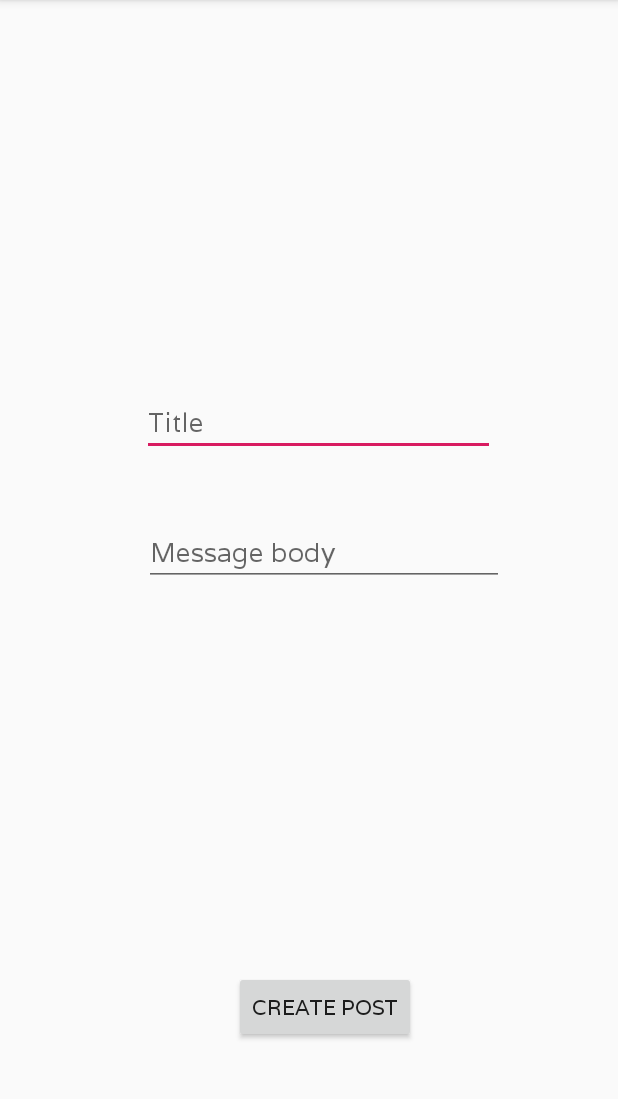
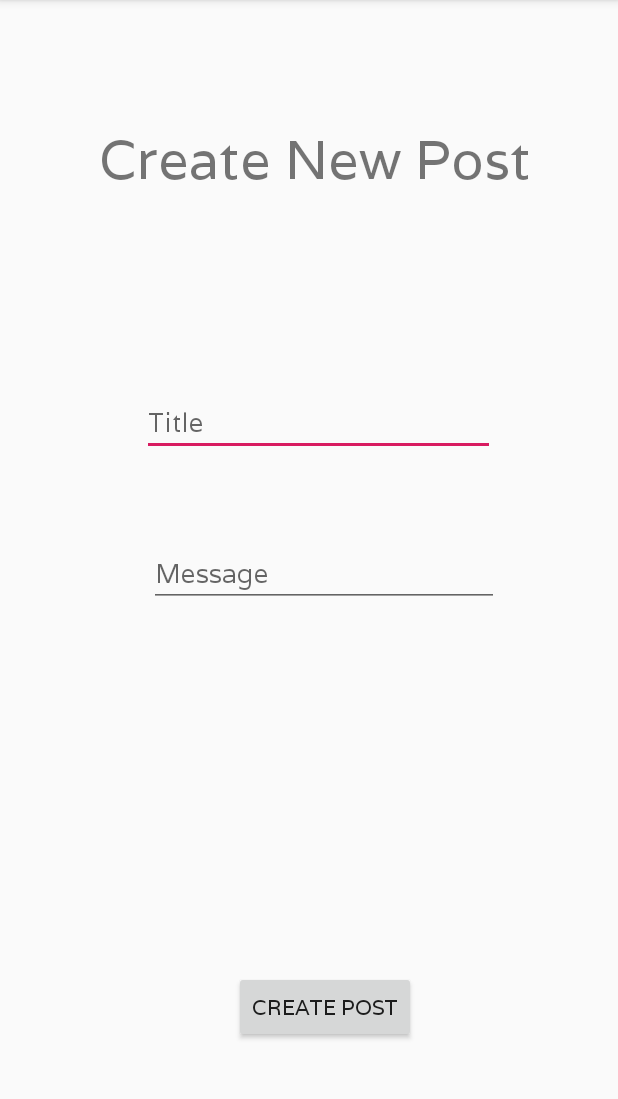
Before and after one commit to flash76/REUNITE, an Android app: the screen it shows after launch (MainActivity), after a tap on "CREATE POST", on a phone screen of 412 x 824 dp, the part 84-1183 px from its top. Run offline under Robolectric (Android 15) with nearby library versions, the phone set to English and light mode, and no system bars; our stand-ins replace Firebase (no records; nobody signed in at launch, a user with empty details on screens opened directly).

```diff
--- a/mandroid/app/src/main/AndroidManifest.xml
+++ b/mandroid/app/src/main/AndroidManifest.xml
@@ -19,10 +19,12 @@
         <activity android:name=".MainActivity" />
         <activity android:name=".LoginActivity">
             <intent-filter>
-            <action android:name="android.intent.action.MAIN" />
+                <action android:name="android.intent.action.MAIN" />
+
                 <category android:name="android.intent.category.LAUNCHER" />
             </intent-filter>
         </activity>
+        <activity android:name=".Main2Activity"></activity>
     </application>
 
 </manifest>
--- /dev/null
+++ b/mandroid/app/src/main/java/guavamangos/reunitemobile/Main2Activity.java
@@ -0,0 +1,13 @@
+package guavamangos.reunitemobile;
+
+import android.support.v7.app.AppCompatActivity;
+import android.os.Bundle;
+
+public class Main2Activity extends AppCompatActivity {
+
+    @Override
+    protected void onCreate(Bundle savedInstanceState) {
+        super.onCreate(savedInstanceState);
+        setContentView(R.layout.activity_main2);
+    }
+}
--- a/mandroid/app/src/main/java/guavamangos/reunitemobile/MainActivity.java
+++ b/mandroid/app/src/main/java/guavamangos/reunitemobile/MainActivity.java
@@ -4,22 +4,37 @@ import android.support.v7.app.AppCompatActivity;
 import android.os.Bundle;
 import android.view.View;
 import android.widget.Button;
+import android.widget.EditText;
 import android.widget.Toast;
+
+import com.google.firebase.database.DatabaseReference;
+import com.google.firebase.database.FirebaseDatabase;
 
 public class MainActivity extends AppCompatActivity {
 
     private Button createPostButton;
 
+    private EditText postTitle;
+    private EditText postBody;
+
     @Override
     protected void onCreate(Bundle savedInstanceState) {
         super.onCreate(savedInstanceState);
         setContentView(R.layout.activity_main);
+
         createPostButton =findViewById(R.id.mainActivityCreatePostButton);
+
+        postTitle = findViewById(R.id.titleET);
+        postBody = findViewById(R.id.messageBodyET);
+
+        FirebaseDatabase database = FirebaseDatabase.getInstance();
+        final DatabaseReference myRef = database.getReference("message");
 
         createPostButton.setOnClickListener(new View.OnClickListener() {
             @Override
             public void onClick(View v) {
                 Toast.makeText(MainActivity.this, "Creating post....", Toast.LENGTH_LONG).show();
+                myRef.setValue("Title: " + postTitle.getText().toString() + " Message: " + postBody.getText().toString());
             }
         });
     }
--- a/mandroid/app/src/main/res/layout/activity_main.xml
+++ b/mandroid/app/src/main/res/layout/activity_main.xml
@@ -41,21 +41,38 @@
         app:layout_constraintTop_toTopOf="parent"
         app:layout_constraintVertical_bias="0.355" />
 
+    <TextView
+        android:id="@+id/textView"
+        android:layout_width="wrap_content"
+        android:layout_height="wrap_content"
+        android:layout_marginStart="8dp"
+        android:layout_marginTop="8dp"
+        android:layout_marginEnd="8dp"
+        android:layout_marginBottom="8dp"
+        android:text="Create New Post"
+        android:textSize="36sp"
+        app:layout_constraintBottom_toBottomOf="parent"
+        app:layout_constraintEnd_toEndOf="parent"
+        app:layout_constraintHorizontal_bias="0.536"
+        app:layout_constraintStart_toStartOf="parent"
+        app:layout_constraintTop_toTopOf="parent"
+        app:layout_constraintVertical_bias="0.106" />
+
     <EditText
         android:id="@+id/messageBodyET"
-        android:layout_width="240dp"
+        android:layout_width="wrap_content"
         android:layout_height="wrap_content"
         android:layout_marginStart="8dp"
         android:layout_marginTop="8dp"
         android:layout_marginEnd="8dp"
         android:layout_marginBottom="8dp"
         android:ems="10"
-        android:hint="Message body"
-        android:inputType="textPersonName"
+        android:hint="Message"
+        android:inputType="textMultiLine"
         app:layout_constraintBottom_toBottomOf="parent"
         app:layout_constraintEnd_toEndOf="parent"
         app:layout_constraintHorizontal_bias="0.562"
         app:layout_constraintStart_toStartOf="parent"
         app:layout_constraintTop_toTopOf="parent"
-        app:layout_constraintVertical_bias="0.478" />
+        app:layout_constraintVertical_bias="0.498" />
 </android.support.constraint.ConstraintLayout>
--- /dev/null
+++ b/mandroid/app/src/main/res/layout/activity_main2.xml
@@ -0,0 +1,9 @@
+<?xml version="1.0" encoding="utf-8"?>
+<android.support.constraint.ConstraintLayout xmlns:android="http://schemas.android.com/apk/res/android"
+    xmlns:app="http://schemas.android.com/apk/res-auto"
+    xmlns:tools="http://schemas.android.com/tools"
+    android:layout_width="match_parent"
+    android:layout_height="match_parent"
+    tools:context=".Main2Activity">
+
+</android.support.constraint.ConstraintLayout>
```
